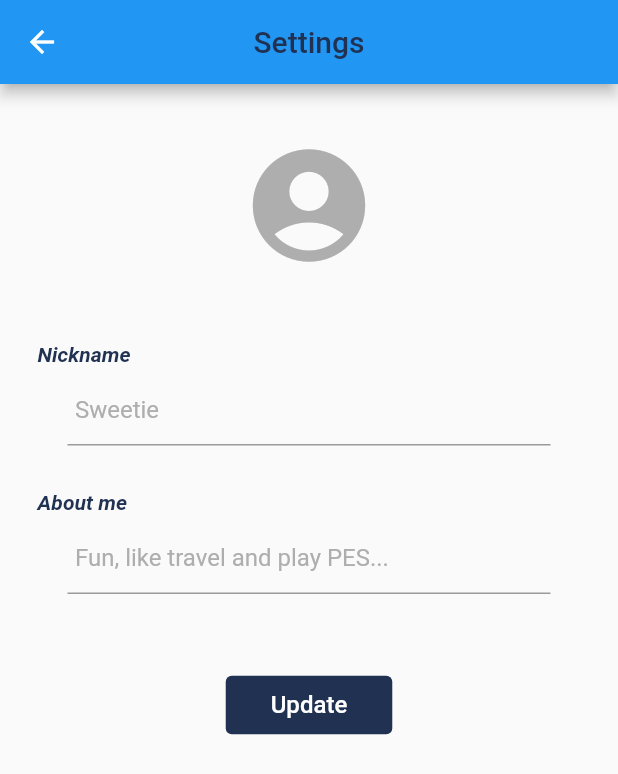
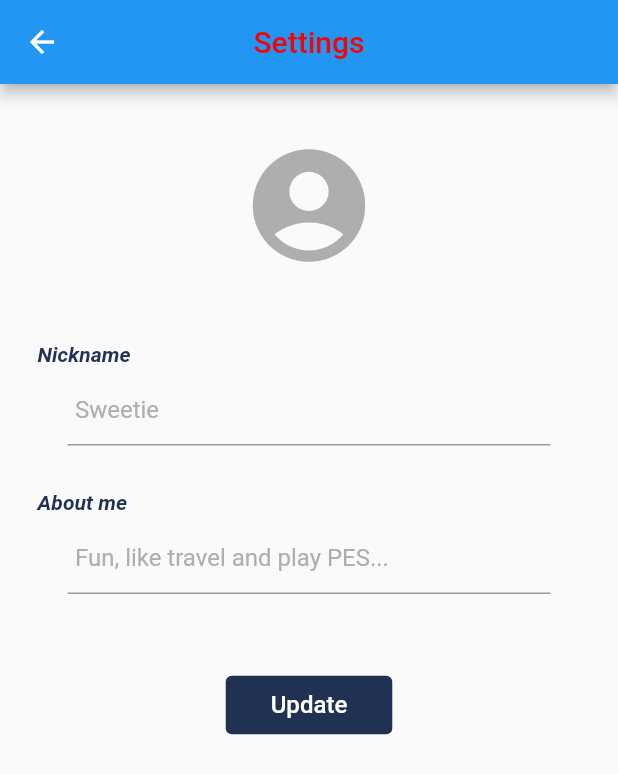
Before and after one commit to CPAD2021SecA/SecAGroup10, a Flutter app: the SettingsPage screen opened directly, on a phone screen of 412 x 824 dp. Shown: the top 774 px of the screen. Run offline on Flutter 3.47's test engine with Material 2 defaults, Android fonts, the phone set to English and light mode, and no system bars; our stand-ins replace cloud_firestore, firebase_auth, firebase_core, firebase_messaging, firebase_storage, flutter_local_notifications and 5 more; accounts and stored records are empty.

Commit message:
Changing colors

```diff
--- a/chatflutterapp/lib/constants/color_constants.dart
+++ b/chatflutterapp/lib/constants/color_constants.dart
@@ -5,4 +5,5 @@ class ColorConstants {
   static const primaryColor = Color(0xff203152);
   static const greyColor = Color(0xffaeaeae);
   static const greyColor2 = Color(0xffE8E8E8);
+  static const Color1=Color(0xffFF0000);
 }
--- a/chatflutterapp/lib/pages/home_page.dart
+++ b/chatflutterapp/lib/pages/home_page.dart
@@ -44,6 +44,7 @@ class HomePageState extends State<HomePage> {
   Debouncer searchDebouncer = Debouncer(milliseconds: 300);
   StreamController<bool> btnClearController = StreamController<bool>();
   TextEditingController searchBarTec = TextEditingController();
+
 
   List<PopupChoices> choices = <PopupChoices>[
     PopupChoices(title: 'Settings', icon: Icons.settings),
--- a/chatflutterapp/lib/pages/settings_page.dart
+++ b/chatflutterapp/lib/pages/settings_page.dart
@@ -22,7 +22,7 @@ class SettingsPage extends StatelessWidget {
       appBar: AppBar(
         title: Text(
           AppConstants.settingsTitle,
-          style: TextStyle(color: ColorConstants.primaryColor),
+          style: TextStyle(color: ColorConstants.Color1),
         ),
         centerTitle: true,
       ),
```
